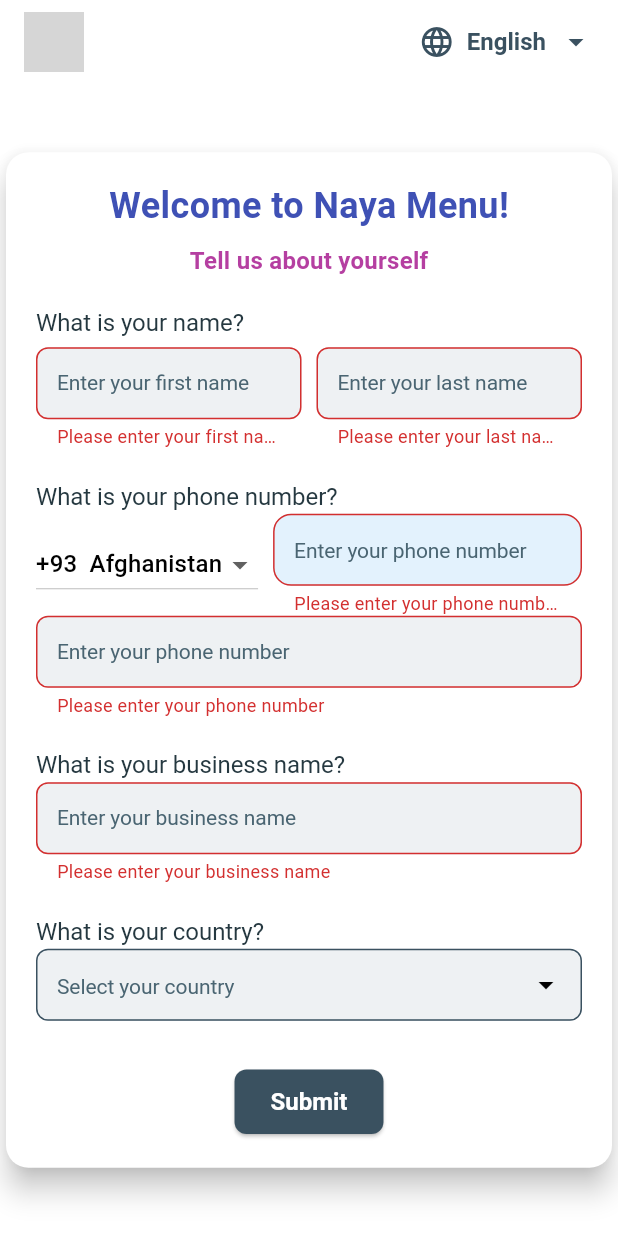
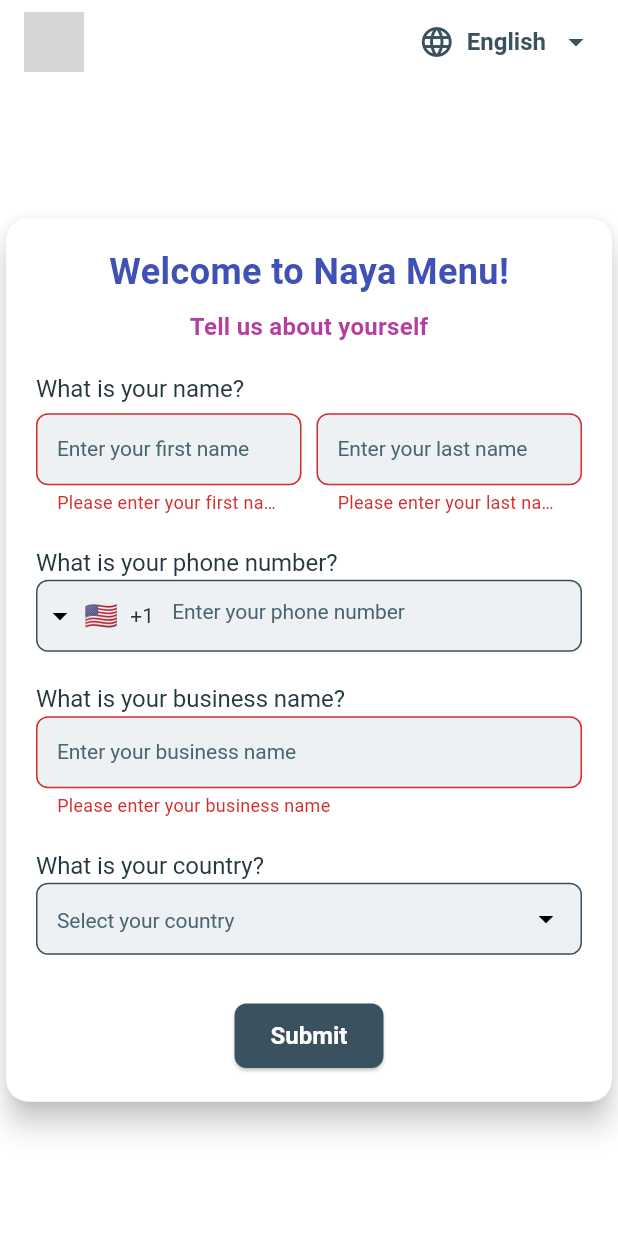
Before and after one commit to alielhasan85/naya_menu, a Flutter app: the screen it shows after launch, after a tap on "Submit", on a phone screen of 412 x 824 dp. Run offline on Flutter 3.47's test engine with Material 3 defaults, Android fonts, the phone set to English and light mode, and no system bars; drawn by our look-alikes of dropdown_search, intl_phone_field; our stand-ins replace cloud_firestore, firebase_auth, firebase_core, flutter_dotenv, flutter_riverpod, font_awesome_flutter and 1 more; accounts and stored records are empty; generated files the repository leaves out were written again; network calls fail; Roboto replaces fonts that are missing (WorkSans); grey boxes are pictures that could not be loaded.

Commit message:
country dial code

```diff
--- a/lib/client/screens/login/cl_signup_user_data.dart
+++ b/lib/client/screens/login/cl_signup_user_data.dart
@@ -178,21 +178,8 @@
                         ),
                         PhoneNumberInput(
                           controller: _phoneController,
-                          validator: (value) {
-                            if (value == null || value.isEmpty) {
-                              return 'Please enter your phone number';
-                            }
-                            return null;
-                          },
-                        ),
-                        InputField(
-                          labelAboveField: false,
-                          label: null, // No label inside the field
-                          hintText: "Enter your phone number",
-                          controller: _phoneController,
-                          keyboardType: TextInputType.phone,
-                          validator: (value) {
-                            if (value == null || value.isEmpty) {
+                          validator: (phone) {
+                            if (phone == null) {
                               return 'Please enter your phone number';
                             }
                             return null;
--- a/lib/client/widgets/phone_number.dart
+++ b/lib/client/widgets/phone_number.dart
@@ -1,78 +1,47 @@
 import 'package:flutter/material.dart';
-import 'package:naya_menu/models/country.dart';
+import 'package:intl_phone_field/intl_phone_field.dart';
+import 'package:intl_phone_field/phone_number.dart';
+import 'package:naya_menu/theme/app_theme.dart'; // Import your AppTheme
 
-class PhoneNumberInput extends StatefulWidget {
+class PhoneNumberInput extends StatelessWidget {
   final TextEditingController controller;
-  final String? Function(String?)? validator;
+  final String? Function(PhoneNumber?)? validator; // Adjusted the type
 
   const PhoneNumberInput({required this.controller, this.validator, Key? key})
       : super(key: key);
 
   @override
-  _PhoneNumberInputState createState() => _PhoneNumberInputState();
-}
-
-class _PhoneNumberInputState extends State<PhoneNumberInput> {
-  Country? selectedCountry;
-
-  @override
-  void initState() {
-    super.initState();
-    selectedCountry = countries.first; // Default to the first country
-  }
-
-  @override
   Widget build(BuildContext context) {
-    final border = OutlineInputBorder(
-      borderRadius: BorderRadius.circular(12),
-      borderSide: BorderSide(color: Colors.grey, width: 2),
+    final inputDecoration = InputDecoration(
+      border: AppTheme.inputDecorationTheme.border,
+      focusedBorder: AppTheme.inputDecorationTheme.focusedBorder,
+      enabledBorder: AppTheme.inputDecorationTheme.enabledBorder,
+      contentPadding: AppTheme.inputDecorationTheme.contentPadding ??
+          const EdgeInsets.all(10.0),
+      isCollapsed: true,
+      hintText: 'Enter your phone number', // Customize the hint text as needed
+      hintStyle: AppTheme.inputDecorationTheme.hintStyle ??
+          const TextStyle(fontSize: 14.0),
+      filled: AppTheme.inputDecorationTheme.filled ?? true,
+      fillColor: AppTheme.inputDecorationTheme.fillColor ?? Colors.blue.shade50,
     );
 
-    return Row(
-      children: [
-        DropdownButton<Country>(
-          value: selectedCountry,
-          onChanged: (Country? newValue) {
-            setState(() {
-              selectedCountry = newValue!;
-            });
-          },
-          items: countries.map<DropdownMenuItem<Country>>((Country country) {
-            return DropdownMenuItem<Country>(
-              value: country,
-              child: Row(
-                children: [
-                  Text(country.dialCode),
-                  const SizedBox(width: 8),
-                  Text(country.name),
-                ],
-              ),
-            );
-          }).toList(),
-        ),
-        const SizedBox(width: 10),
-        Expanded(
-          child: TextFormField(
-            controller: widget.controller,
-            keyboardType: TextInputType.phone,
-            decoration: InputDecoration(
-              border: border,
-              focusedBorder: border,
-              enabledBorder: border,
-              contentPadding: const EdgeInsets.all(10.0),
-              hintText: 'Enter your phone number',
-              filled: true,
-              fillColor: Colors.blue.shade50,
-            ),
-            validator: widget.validator,
-            onChanged: (value) {
-              if (selectedCountry != null) {
-                widget.controller.text = '${selectedCountry!.dialCode} $value';
-              }
-            },
-          ),
-        ),
-      ],
+    return SizedBox(
+      width: 500,
+      child: IntlPhoneField(
+        controller: controller,
+        decoration: inputDecoration,
+        style: TextStyle(fontSize: 15.0),
+        initialCountryCode: 'US', // Set your default country code
+        onChanged: (phone) {
+          // Handle phone number changes if needed
+        },
+        onSaved: (phone) {
+          controller.text = phone?.completeNumber ?? '';
+        },
+        validator: validator,
+        disableLengthCheck: true, // Use the provided validator
+      ),
     );
   }
 }
--- a/pubspec.yaml
+++ b/pubspec.yaml
@@ -42,6 +42,7 @@
   flutter_dotenv: ^5.1.0
   cloud_firestore: ^5.2.1
   dropdown_search: ^5.0.6
+  intl_phone_field: ^3.2.0
 
 dev_dependencies:
   flutter_test:
```
